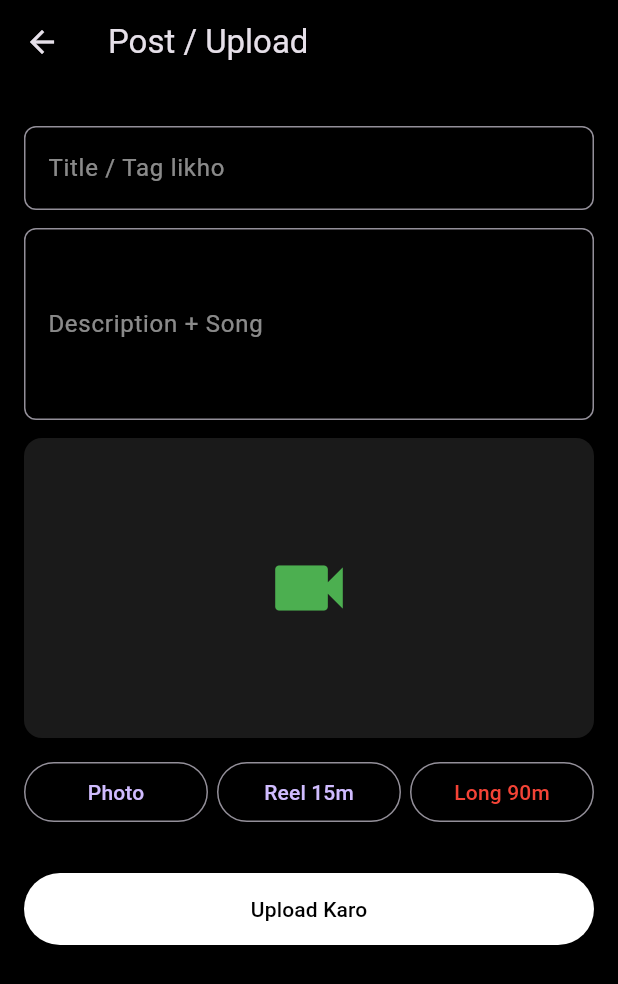
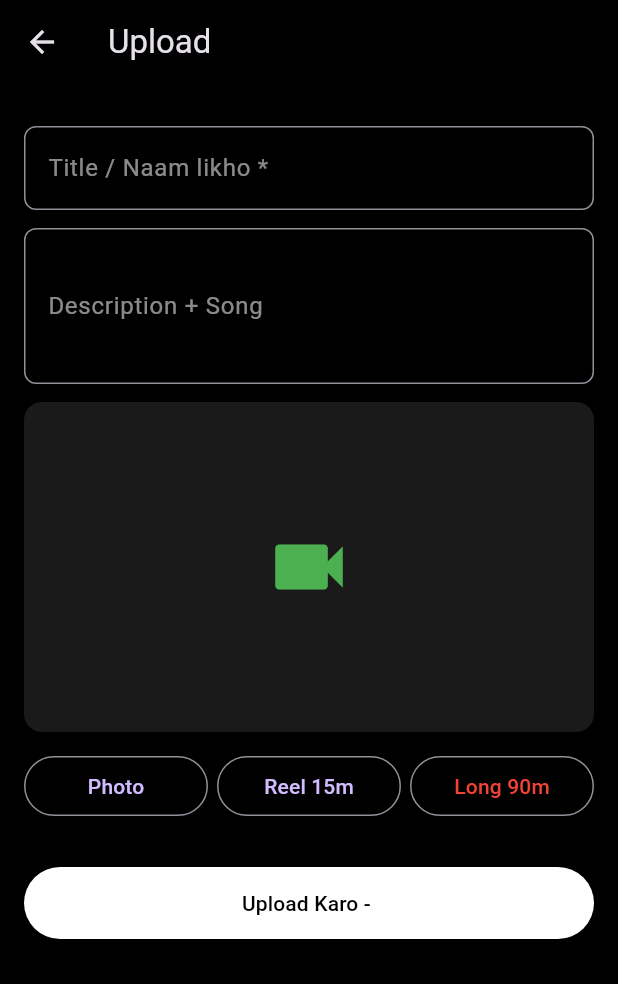
Before and after one commit to tameshwartarak0-bot/Yuopni-app, a Flutter app: the UploadPage screen opened directly, on a phone screen of 412 x 824 dp. Shown: the top 984 px of the screen. Run offline on Flutter 3.47's test engine with Material 3 defaults, Android fonts, the light colour scheme and no system bars; our stand-ins replace app_links, cached_network_image, camera, chewie, cloud_firestore, dio and 10 more; accounts and stored records are empty.

Commit message:
Update upload_page.dart

```diff
--- a/lib/screens/upload_page.dart
+++ b/lib/screens/upload_page.dart
@@ -8,6 +8,10 @@ import 'package:flutter_local_notifications/flutter_local_notifications.dart';
 import 'package:video_player/video_player.dart';
 import 'package:share_plus/share_plus.dart';
 import 'package:supabase_flutter/supabase_flutter.dart';
+
+// Home pe % dikhane ke liye global
+ValueNotifier<double> globalUploadProgress = ValueNotifier(0);
+ValueNotifier<bool> isUploadingGlobal = ValueNotifier(false);
 
 class UploadPage extends StatefulWidget {
   final File? prefile;
@@ -39,16 +43,19 @@ class _UploadPageState extends State<UploadPage> {
   void initState() {
     super.initState();
     _initNotif();
-    // CameraPage se aaya hai to seedha set karo
     if(widget.prefile != null){
       _file = widget.prefile;
       _isVideo = widget.isVideo ?? false;
       _isLongVideo = widget.isLong ?? false;
       _song = widget.songName ?? "No Song";
       if(_isVideo){
-        _previewCtrl = VideoPlayerController.file(_file!)..initialize().then((_) { if(mounted) setState((){}); });
+        _previewCtrl = VideoPlayerController.file(_file!)
+          ..initialize().then((_) {
+            if(mounted) setState((){
+              _previewCtrl!.setLooping(true);
+            });
+          });
       }
-      // Song ka naam description me auto daal do
       _descCtrl.text = _song != "No Song" ? "Song: $_song" : "";
     }
   }
@@ -65,36 +72,49 @@ class _UploadPageState extends State<UploadPage> {
 
   Future<void> _updateNotif(double p) async {
     if (p < 0) p = 0; if (p > 100) p = 100;
-    final androidDetails = AndroidNotificationDetails('yuopni_upload','Yuopni Uploads', channelDescription: 'Yuopni upload progress', importance: Importance.max, priority: Priority.high, ongoing: p < 100, autoCancel: p >= 100, showProgress: true, maxProgress: 100, progress: p.toInt(), onlyAlertOnce: true);
-    final details = NotificationDetails(android: androidDetails);
-    await _notif.show(0, 'Yuopni Upload - ${p.toStringAsFixed(0)}%', '${p.toStringAsFixed(0)}% ho raha hai...', details);
+    globalUploadProgress.value = p;
+    isUploadingGlobal.value = p < 100;
+    final androidDetails = AndroidNotificationDetails(
+      'yuopni_upload','Yuopni Uploads',
+      channelDescription: 'Yuopni upload progress',
+      importance: Importance.max, priority: Priority.high,
+      ongoing: p < 100, autoCancel: p >= 100,
+      showProgress: true, maxProgress: 100, progress: p.toInt(), onlyAlertOnce: true,
+    );
+    await _notif.show(0, 'Yuopni Upload - ${p.toStringAsFixed(0)}%', p < 100 ? '${p.toStringAsFixed(0)}% ho raha hai... $_song' : 'Upload Complete!', NotificationDetails(android: androidDetails));
+  }
+
+  String _fmt(int sec){
+    final m = sec ~/ 60;
+    final s = sec % 60;
+    return "$m:${s.toString().padLeft(2,'0')}";
   }
 
   Future<void> _pickImage() async {
     final xfile = await ImagePicker().pickImage(source: ImageSource.gallery, imageQuality: 70);
-    if (xfile != null) { _previewCtrl?.dispose(); _previewCtrl = null; setState(() { _file = File(xfile.path); _isVideo = false; _isLongVideo = false; }); }
+    if (xfile != null) { _previewCtrl?.dispose(); _previewCtrl=null; setState((){ _file=File(xfile.path); _isVideo=false; _isLongVideo=false; }); }
   }
 
   Future<void> _pickVideo() async {
     final xfile = await ImagePicker().pickVideo(source: ImageSource.gallery, maxDuration: const Duration(minutes: 15));
     if (xfile != null) {
-      _previewCtrl?.dispose(); _file = File(xfile.path); _isVideo = true; _isLongVideo = false;
-      _previewCtrl = VideoPlayerController.file(_file!)..initialize().then((_) { if(mounted){ if(_previewCtrl!.value.duration.inMinutes > 15){ ScaffoldMessenger.of(context).showSnackBar(const SnackBar(content: Text("Reel 15 min se zyada nahi"))); setState((){ _file = null; }); return; } setState((){}); } }); setState(() {});
+      _previewCtrl?.dispose(); _file=File(xfile.path); _isVideo=true; _isLongVideo=false;
+      _previewCtrl=VideoPlayerController.file(_file!)..initialize().then((_) { if(mounted){ if(_previewCtrl!.value.duration.inMinutes>15){ ScaffoldMessenger.of(context).showSnackBar(const SnackBar(content: Text("Reel 15 min se zyada nahi"))); setState(()=>_file=null); return; } _previewCtrl!.setLooping(true); setState((){}); } }); setState((){});
     }
   }
 
   Future<void> _pickLongVideo() async {
     final xfile = await ImagePicker().pickVideo(source: ImageSource.gallery);
     if (xfile != null) {
-      _previewCtrl?.dispose(); _file = File(xfile.path); _isVideo = true; _isLongVideo = true;
-      _previewCtrl = VideoPlayerController.file(_file!)..initialize().then((_) { if(mounted){ if(_previewCtrl!.value.duration.inMinutes > 90){ ScaffoldMessenger.of(context).showSnackBar(const SnackBar(content: Text("Instagram ki tarah 90 min se zyada allow nahi"))); setState((){ _file = null; }); return; } setState((){}); } }); setState(() {});
+      _previewCtrl?.dispose(); _file=File(xfile.path); _isVideo=true; _isLongVideo=true;
+      _previewCtrl=VideoPlayerController.file(_file!)..initialize().then((_) { if(mounted){ if(_previewCtrl!.value.duration.inMinutes>90){ ScaffoldMessenger.of(context).showSnackBar(const SnackBar(content: Text("90 min se zyada nahi"))); setState(()=>_file=null); return; } _previewCtrl!.setLooping(true); setState((){}); } }); setState((){});
     }
   }
 
   Future<String> _uploadToCloudinary(File file, bool isVideo, Function(double) onProgress) async {
     dio.Dio dioClient = dio.Dio();
     dio.FormData formData = dio.FormData.fromMap({'upload_preset': uploadPreset, 'file': await dio.MultipartFile.fromFile(file.path)});
-    var response = await dioClient.post("https://api.cloudinary.com/v1_1/$cloudName/${isVideo ? "video" : "image"}/upload", data: formData, onSendProgress: (sent, total) { if (total != 0) { double p = sent / total * 100; onProgress(p); _updateNotif(p); } });
+    var response = await dioClient.post("https://api.cloudinary.com/v1_1/$cloudName/${isVideo ? "video" : "image"}/upload", data: formData, onSendProgress: (sent, total){ if(total!=0){ double p=sent/total*100; onProgress(p); _updateNotif(p); } });
     return response.data['secure_url'];
   }
 
@@ -112,13 +132,13 @@ class _UploadPageState extends State<UploadPage> {
 
   Future<void> _upload() async {
     if (_file == null || _titleCtrl.text.trim().isEmpty) { ScaffoldMessenger.of(context).showSnackBar(const SnackBar(content: Text("Title aur file dono chahiye"))); return; }
-    setState(() { _isUploading = true; _progress = 0; }); await _updateNotif(0);
-    try {
-      String url; if (_isLongVideo) { url = await _uploadLongToSupabase(_file!, (p) { if(mounted) setState(()=> _progress=p); }); } else { url = await _uploadToCloudinary(_file!, _isVideo, (p) { if(mounted) setState(()=> _progress=p); }); }
-      String title = _titleCtrl.text.trim();
-      String collectionName = _isLongVideo ? "long_videos" : (_isVideo ? "reels" : "posts");
-      DocumentReference docRef = FirebaseFirestore.instance.collection(collectionName).doc();
-      String docId = docRef.id; String shareLink = "https://yuopni.com/video?id=$docId&type=$collectionName";
+    setState((){ _isUploading=true; _progress=0; }); isUploadingGlobal.value=true; await _updateNotif(0);
+    try{
+      String url; if(_isLongVideo){ url=await _uploadLongToSupabase(_file!, (p){ if(mounted) setState(()=>_progress=p); }); } else { url=await _uploadToCloudinary(_file!, _isVideo, (p){ if(mounted) setState(()=>_progress=p); }); }
+      String title=_titleCtrl.text.trim();
+      String collectionName=_isLongVideo?"long_videos":(_isVideo?"reels":"posts");
+      DocumentReference docRef=FirebaseFirestore.instance.collection(collectionName).doc();
+      String docId=docRef.id; String shareLink="https://yuopni.com/video?id=$docId&type=$collectionName";
       await docRef.set({
         'uid': FirebaseAuth.instance.currentUser!.uid,
         'title': title, 'title_search': title.toLowerCase(), 'title_lower': title.toLowerCase(),
@@ -126,43 +146,54 @@ class _UploadPageState extends State<UploadPage> {
         'mediaUrl': url, 'videoUrl': url, 'imageUrl': url, 'thumbnail': url,
         'isVideo': _isVideo, 'isLongVideo': _isLongVideo,
         'duration': _previewCtrl?.value.duration.inSeconds ?? 0,
+        'durationText': _previewCtrl!=null ? _fmt(_previewCtrl!.value.duration.inSeconds) : "0:00",
         'username': FirebaseAuth.instance.currentUser!.displayName ?? "User",
         'userPhoto': FirebaseAuth.instance.currentUser!.photoURL ?? "",
         'createdAt': FieldValue.serverTimestamp(),
         'likes': [], 'views': 0, 'timestamp': DateTime.now().millisecondsSinceEpoch,
         'docId': docId, 'shareLink': shareLink,
       });
-      await _notif.cancel(0); await _notif.show(0, 'Upload Complete!', '$title upload ho gaya', const NotificationDetails(android: AndroidNotificationDetails('yuopni_upload','Yuopni Uploads', importance: Importance.high)));
-      if (mounted) { ScaffoldMessenger.of(context).showSnackBar(SnackBar(content: const Text("Upload ho gaya!"), action: SnackBarAction(label: "Share", onPressed: (){ Share.share("Yuopni pe dekho: $title\n$shareLink"); }))); Navigator.pop(context); }
-    } catch (e) { await _notif.cancel(0); if (mounted) ScaffoldMessenger.of(context).showSnackBar(SnackBar(content: Text("Error: $e"))); } finally { if (mounted) setState(() => _isUploading = false); }
+      await _notif.cancel(0);
+      await _notif.show(0, 'Upload Complete! $_song', '$title upload ho gaya', const NotificationDetails(android: AndroidNotificationDetails('yuopni_upload','Yuopni Uploads', importance: Importance.high)));
+      isUploadingGlobal.value=false; globalUploadProgress.value=0;
+      if(mounted){ ScaffoldMessenger.of(context).showSnackBar(SnackBar(content: Text("Upload ho gaya! $_song"), action: SnackBarAction(label: "Share", onPressed: (){ Share.share("Yuopni pe dekho: $title\n$shareLink"); }))); Navigator.pop(context); }
+    }catch(e){ await _notif.cancel(0); isUploadingGlobal.value=false; if(mounted) ScaffoldMessenger.of(context).showSnackBar(SnackBar(content: Text("Error: $e"))); }
+    finally{ if(mounted) setState(()=>_isUploading=false); }
   }
 
   @override
-  void dispose() { _previewCtrl?.dispose(); _titleCtrl.dispose(); _descCtrl.dispose(); super.dispose(); }
+  void dispose(){ _previewCtrl?.dispose(); _titleCtrl.dispose(); _descCtrl.dispose(); super.dispose(); }
 
   @override
-  Widget build(BuildContext context) {
+  Widget build(BuildContext context){
     return Scaffold(
       backgroundColor: Colors.black,
-      appBar: AppBar(title: Text(_isLongVideo ? "Long Video (90 min) ${_song != "No Song" ? "+ $_song" : ""}" : "Post / Upload ${_song != "No Song" ? "- $_song" : ""}"), backgroundColor: Colors.black),
-      body: SingleChildScrollView(
-        padding: const EdgeInsets.all(16),
-        child: Column(children: [
-          if(_song != "No Song") Container(width: double.infinity, padding: const EdgeInsets.all(8), decoration: BoxDecoration(color: Colors.pink.withOpacity(0.2), borderRadius: BorderRadius.circular(8)), child: Row(children: [const Icon(Icons.music_note, color: Colors.pink, size: 16), const SizedBox(width: 6), Expanded(child: Text(_song, style: const TextStyle(color: Colors.pink, fontWeight: FontWeight.bold)))])),
-          const SizedBox(height: 12),
-          TextField(controller: _titleCtrl, style: const TextStyle(color: Colors.white), decoration: InputDecoration(labelText: "Title / Tag likho", labelStyle: const TextStyle(color: Colors.white54), border: OutlineInputBorder(borderRadius: BorderRadius.circular(8)))),
-          const SizedBox(height: 12),
-          TextField(controller: _descCtrl, maxLines: 4, style: const TextStyle(color: Colors.white), decoration: InputDecoration(labelText: "Description + Song", labelStyle: const TextStyle(color: Colors.white54), border: OutlineInputBorder(borderRadius: BorderRadius.circular(8)))),
-          const SizedBox(height: 12),
-          Container(height: 200, width: double.infinity, decoration: BoxDecoration(color: Colors.white10, borderRadius: BorderRadius.circular(12)), child: _file == null ? const Icon(Icons.videocam, size: 60, color: Colors.green) : _isVideo ? (_previewCtrl?.value.isInitialized == true ? ClipRRect(borderRadius: BorderRadius.circular(12), child: AspectRatio(aspectRatio: _previewCtrl!.value.aspectRatio, child: VideoPlayer(_previewCtrl!))) : Center(child: Text(_file!.path.split('/').last, style: const TextStyle(color: Colors.white70)))) : ClipRRect(borderRadius: BorderRadius.circular(12), child: Image.file(_file!, fit: BoxFit.cover, width: double.infinity))),
-          const SizedBox(height: 12),
-          Row(children: [Expanded(child: OutlinedButton(onPressed: _isUploading ? null : _pickImage, child: const Text("Photo"))), const SizedBox(width: 6), Expanded(child: OutlinedButton(onPressed: _isUploading ? null : _pickVideo, child: const Text("Reel 15m"))), const SizedBox(width: 6), Expanded(child: OutlinedButton(onPressed: _isUploading ? null : _pickLongVideo, style: OutlinedButton.styleFrom(foregroundColor: Colors.red), child: const Text("Long 90m")))]),
-          const SizedBox(height: 20),
-          if (_isUploading) Column(children: [LinearProgressIndicator(value: _progress/100, minHeight: 8, color: _isLongVideo ? Colors.red : Colors.green, backgroundColor: Colors.white24), const SizedBox(height: 10), Text("${_progress.toStringAsFixed(0)}% Upload...", style: const TextStyle(color: Colors.white, fontWeight: FontWeight.bold))]),
-          const SizedBox(height: 10),
-          SizedBox(width: double.infinity, child: ElevatedButton(onPressed: _isUploading ? null : _upload, style: ElevatedButton.styleFrom(backgroundColor: _isLongVideo ? Colors.red : Colors.white, foregroundColor: _isLongVideo ? Colors.white : Colors.black, padding: const EdgeInsets.symmetric(vertical: 14)), child: Text(_isUploading ? "${_progress.toStringAsFixed(0)}% ..." : "Upload Karo"))),
-        ]),
-      ),
+      appBar: AppBar(title: Text(_isLongVideo ? "Long 90m ${_song!="No Song"?"+ $_song":""}" : "Upload ${_song!="No Song"?"- $_song":""}"), backgroundColor: Colors.black),
+      body: SingleChildScrollView(padding: const EdgeInsets.all(16), child: Column(children:[
+        if(_song!="No Song") Container(width:double.infinity, padding: const EdgeInsets.all(10), decoration: BoxDecoration(color: Colors.pink.withOpacity(0.2), borderRadius: BorderRadius.circular(8), border: Border.all(color: Colors.pink)), child: Row(children:[const Icon(Icons.music_note, color: Colors.pink, size:16), const SizedBox(width:6), Expanded(child: Text("$_song ke sath bajega", style: const TextStyle(color: Colors.pink, fontWeight: FontWeight.bold)))])),
+        const SizedBox(height:12),
+        TextField(controller: _titleCtrl, style: const TextStyle(color: Colors.white), decoration: InputDecoration(labelText: "Title / Naam likho *", labelStyle: const TextStyle(color: Colors.white54), border: OutlineInputBorder(borderRadius: BorderRadius.circular(8)))),
+        const SizedBox(height:12),
+        TextField(controller: _descCtrl, maxLines: 3, style: const TextStyle(color: Colors.white), decoration: InputDecoration(labelText: "Description + Song", labelStyle: const TextStyle(color: Colors.white54), border: OutlineInputBorder(borderRadius: BorderRadius.circular(8)))),
+        const SizedBox(height:12),
+        // VIDEO PREVIEW WITH TIMING + PLAY
+        Container(height: 220, width: double.infinity, decoration: BoxDecoration(color: Colors.white10, borderRadius: BorderRadius.circular(12)), child: _file==null ? const Icon(Icons.videocam, size:60, color: Colors.green) : _isVideo ? (_previewCtrl?.value.isInitialized==true ? Stack(alignment: Alignment.center, children:[
+          ClipRRect(borderRadius: BorderRadius.circular(12), child: AspectRatio(aspectRatio: _previewCtrl!.value.aspectRatio, child: VideoPlayer(_previewCtrl!))),
+          // Play button
+          GestureDetector(onTap: (){ setState((){ _previewCtrl!.value.isPlaying ? _previewCtrl!.pause() : _previewCtrl!.play(); }); }, child: Icon(_previewCtrl!.value.isPlaying ? Icons.pause_circle : Icons.play_circle, size:50, color: Colors.white70)),
+          // Timing
+          Positioned(bottom:8, left:8, right:8, child: Row(mainAxisAlignment: MainAxisAlignment.spaceBetween, children:[
+            Container(padding: const EdgeInsets.symmetric(horizontal:6, vertical:2), decoration: BoxDecoration(color: Colors.black54, borderRadius: BorderRadius.circular(6)), child: Text("${_fmt(_previewCtrl!.value.position.inSeconds)} / ${_fmt(_previewCtrl!.value.duration.inSeconds)}", style: const TextStyle(color: Colors.white, fontSize:12))),
+            Container(padding: const EdgeInsets.symmetric(horizontal:6, vertical:2), decoration: BoxDecoration(color: Colors.pink, borderRadius: BorderRadius.circular(6)), child: Text(_song, style: const TextStyle(color: Colors.white, fontSize:10))),
+          ]))
+        ]) : Center(child: Text(_file!.path.split('/').last, style: const TextStyle(color: Colors.white70)))) : ClipRRect(borderRadius: BorderRadius.circular(12), child: Image.file(_file!, fit: BoxFit.cover, width: double.infinity))),
+        const SizedBox(height:12),
+        Row(children:[Expanded(child: OutlinedButton(onPressed: _isUploading?null:_pickImage, child: const Text("Photo"))), const SizedBox(width:6), Expanded(child: OutlinedButton(onPressed: _isUploading?null:_pickVideo, child: const Text("Reel 15m"))), const SizedBox(width:6), Expanded(child: OutlinedButton(onPressed: _isUploading?null:_pickLongVideo, style: OutlinedButton.styleFrom(foregroundColor: Colors.red), child: const Text("Long 90m")))]),
+        const SizedBox(height:20),
+        if(_isUploading) Column(children:[LinearProgressIndicator(value: _progress/100, minHeight: 8, color: _isLongVideo?Colors.red:Colors.green, backgroundColor: Colors.white24), const SizedBox(height:10), Text("${_progress.toStringAsFixed(0)}% Upload ho raha hai... $_song", style: const TextStyle(color: Colors.white, fontWeight: FontWeight.bold))]),
+        const SizedBox(height:10),
+        SizedBox(width: double.infinity, child: ElevatedButton(onPressed: _isUploading?null:_upload, style: ElevatedButton.styleFrom(backgroundColor: _isLongVideo?Colors.red:Colors.white, foregroundColor: _isLongVideo?Colors.white:Colors.black, padding: const EdgeInsets.symmetric(vertical:14)), child: Text(_isUploading ? "${_progress.toStringAsFixed(0)}% ..." : "Upload Karo - ${ _song!="No Song"?_song:""}"))),
+      ])),
     );
   }
 }
```
